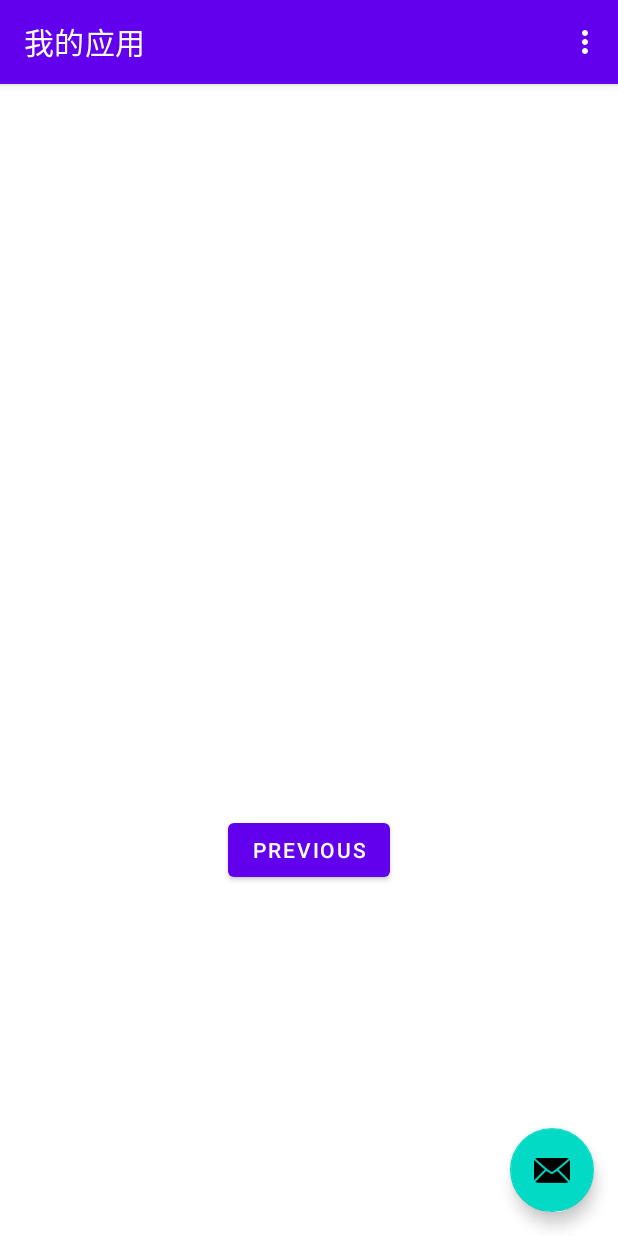
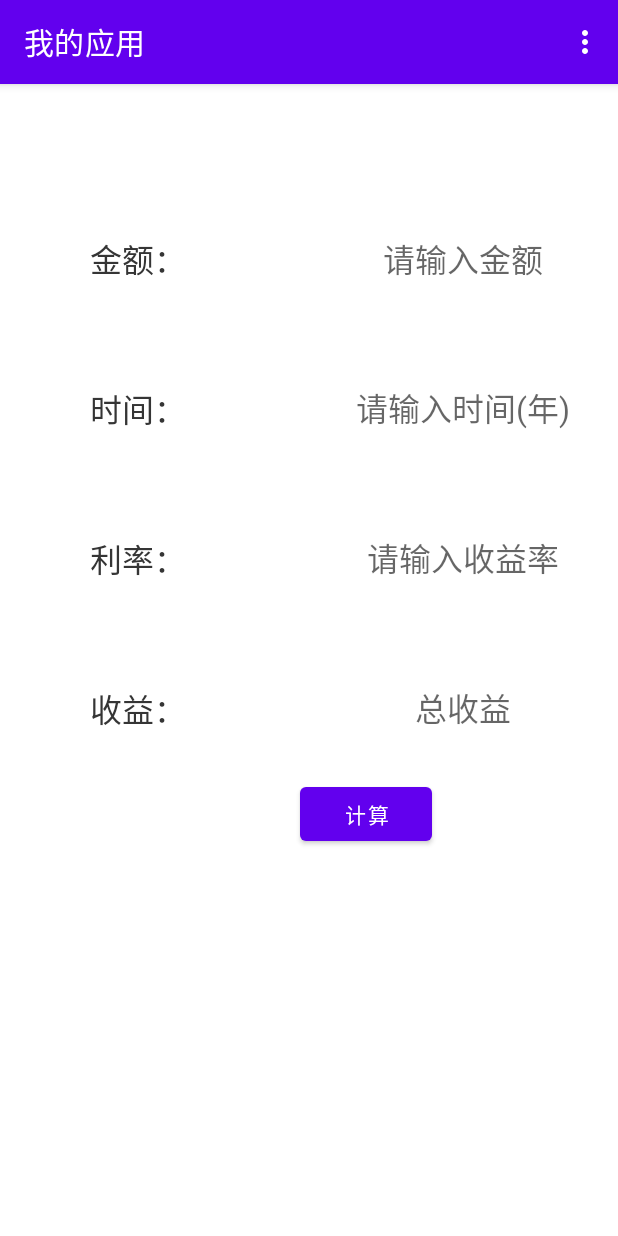
Before and after one commit to yangzheng0/MyApplication, an Android app: the SecondFragment screen opened through its navigation route, on a phone screen of 412 x 824 dp. Run offline under Robolectric (Android 15) with nearby library versions, the phone set to English and light mode, and no system bars.

Commit message:
修改样式

```diff
--- a/app/src/main/java/com/example/myapplication/MainActivity.java
+++ b/app/src/main/java/com/example/myapplication/MainActivity.java
@@ -21,15 +21,6 @@ public class MainActivity extends AppCompatActivity {
         Toolbar toolbar = findViewById(R.id.toolbar);
         setSupportActionBar(toolbar);
 
-        FloatingActionButton fab = findViewById(R.id.fab);
-        fab.setOnClickListener(new View.OnClickListener() {
-            @Override
-            public void onClick(View view) {
-                Log.v("mainActivity", "执行onClick方法");
-                Snackbar.make(view, "Replace with your own action", Snackbar.LENGTH_LONG)
-                        .setAction("Action", null).show();
-            }
-        });
     }
 
     @Override
--- a/app/src/main/java/com/example/myapplication/SecondFragment.java
+++ b/app/src/main/java/com/example/myapplication/SecondFragment.java
@@ -4,6 +4,7 @@ import android.os.Bundle;
 import android.view.LayoutInflater;
 import android.view.View;
 import android.view.ViewGroup;
+import android.widget.Toast;
 
 import androidx.annotation.NonNull;
 import androidx.fragment.app.Fragment;
@@ -26,8 +27,8 @@ public class SecondFragment extends Fragment {
         view.findViewById(R.id.button_second).setOnClickListener(new View.OnClickListener() {
             @Override
             public void onClick(View view) {
-                NavHostFragment.findNavController(SecondFragment.this)
-                        .navigate(R.id.action_SecondFragment_to_FirstFragment);
+                Toast toast=Toast.makeText(getActivity().getApplicationContext(), "执行onClick方法", Toast.LENGTH_SHORT);
+                toast.show();
             }
         });
     }
--- a/app/src/main/res/layout/activity_main.xml
+++ b/app/src/main/res/layout/activity_main.xml
@@ -22,12 +22,4 @@
 
     <include layout="@layout/content_main" />
 
-    <com.google.android.material.floatingactionbutton.FloatingActionButton
-        android:id="@+id/fab"
-        android:layout_width="wrap_content"
-        android:layout_height="wrap_content"
-        android:layout_gravity="bottom|end"
-        android:layout_margin="@dimen/fab_margin"
-        app:srcCompat="@android:drawable/ic_dialog_email" />
-
 </androidx.coordinatorlayout.widget.CoordinatorLayout>
--- a/app/src/main/res/layout/fragment_first.xml
+++ b/app/src/main/res/layout/fragment_first.xml
@@ -6,49 +6,36 @@
     android:layout_height="match_parent"
     tools:context=".FirstFragment">
 
-    <TextView
-        android:id="@+id/textview_first"
-        android:layout_width="wrap_content"
-        android:layout_height="wrap_content"
-        android:text="@string/hello_first_fragment"
-        app:layout_constraintBottom_toTopOf="@id/button_first"
-        app:layout_constraintEnd_toEndOf="parent"
-        app:layout_constraintStart_toStartOf="parent"
-        app:layout_constraintTop_toTopOf="parent" />
-
-
-
     <Button
         android:id="@+id/button_first"
         android:layout_width="wrap_content"
         android:layout_height="wrap_content"
+        android:layout_marginBottom="584dp"
         android:text="@string/next"
         app:layout_constraintBottom_toBottomOf="parent"
         app:layout_constraintEnd_toEndOf="parent"
-        app:layout_constraintStart_toStartOf="parent"
-        app:layout_constraintTop_toBottomOf="@id/textview_first" />
+        app:layout_constraintHorizontal_bias="0.885"
+        app:layout_constraintStart_toStartOf="parent" />
 
     <Button
         android:id="@+id/button_second"
         android:layout_width="wrap_content"
         android:layout_height="wrap_content"
+        android:layout_marginBottom="584dp"
         android:text="@string/next1"
         app:layout_constraintBottom_toBottomOf="parent"
         app:layout_constraintEnd_toEndOf="parent"
-        app:layout_constraintHorizontal_bias="0.504"
-        app:layout_constraintStart_toStartOf="parent"
-        app:layout_constraintTop_toBottomOf="@id/textview_first"
-        app:layout_constraintVertical_bias="0.686" />
+        app:layout_constraintHorizontal_bias="0.51"
+        app:layout_constraintStart_toStartOf="parent" />
 
     <Button
         android:id="@+id/button_third"
         android:layout_width="wrap_content"
         android:layout_height="wrap_content"
+        android:layout_marginBottom="584dp"
         android:text="@string/next1"
         app:layout_constraintBottom_toBottomOf="parent"
         app:layout_constraintEnd_toEndOf="parent"
-        app:layout_constraintHorizontal_bias="0.504"
-        app:layout_constraintStart_toStartOf="parent"
-        app:layout_constraintTop_toBottomOf="@id/textview_first"
-        app:layout_constraintVertical_bias="0.886" />
+        app:layout_constraintHorizontal_bias="0.118"
+        app:layout_constraintStart_toStartOf="parent" />
 </androidx.constraintlayout.widget.ConstraintLayout>
--- a/app/src/main/res/layout/fragment_second.xml
+++ b/app/src/main/res/layout/fragment_second.xml
@@ -7,21 +7,130 @@
     tools:context=".SecondFragment">
 
     <TextView
-        android:id="@+id/textview_second"
+        android:id="@+id/name_label"
         android:layout_width="wrap_content"
         android:layout_height="wrap_content"
-        app:layout_constraintBottom_toTopOf="@id/button_second"
-        app:layout_constraintEnd_toEndOf="parent"
-        app:layout_constraintStart_toStartOf="parent"
-        app:layout_constraintTop_toTopOf="parent" />
+        android:text="金额："
+        android:textSize="21sp"
+        android:textColor="#353535"
+        android:layout_marginTop="100dp"
+        android:layout_marginStart="60dp"
+        app:layout_constraintTop_toTopOf="parent"
+        app:layout_constraintLeft_toLeftOf="parent"
+        android:layout_marginLeft="60dp" />
+
+    <EditText
+        android:id="@+id/textView1"
+        android:layout_width="349dp"
+        android:layout_height="wrap_content"
+        android:background="@null"
+        android:gravity="center_horizontal"
+        android:hint="请输入金额"
+        android:textAlignment="center"
+        android:textSize="21sp"
+        tools:ignore="MissingConstraints"
+        android:layout_marginStart="10dp"
+        app:layout_constraintTop_toTopOf="@id/name_label"
+        app:layout_constraintBottom_toBottomOf="@id/name_label"
+        app:layout_constraintLeft_toRightOf="@id/name_label"
+        android:layout_marginLeft="10dp" />
+
+    <TextView
+        android:id="@+id/time_label"
+        android:layout_width="wrap_content"
+        android:layout_height="wrap_content"
+        android:text="时间："
+        android:textSize="21sp"
+        android:textColor="#353535"
+        android:layout_marginTop="200dp"
+        android:layout_marginStart="60dp"
+        app:layout_constraintTop_toTopOf="parent"
+        app:layout_constraintLeft_toLeftOf="parent"
+        android:layout_marginLeft="60dp" />
+
+    <EditText
+        android:id="@+id/textView2"
+        android:layout_width="349dp"
+        android:layout_height="34dp"
+        android:background="@null"
+        android:gravity="center_horizontal"
+        android:hint="请输入时间(年)"
+        android:singleLine="true"
+        android:textAlignment="center"
+        android:textSize="21sp"
+        tools:ignore="MissingConstraints"
+        app:layout_constraintTop_toTopOf="@id/time_label"
+        app:layout_constraintBottom_toBottomOf="@id/time_label"
+        app:layout_constraintLeft_toRightOf="@id/time_label"
+        android:layout_marginLeft="10dp" />
+
+
+    <TextView
+        android:id="@+id/rate_label"
+        android:layout_width="wrap_content"
+        android:layout_height="wrap_content"
+        android:text="利率："
+        android:textSize="21sp"
+        android:textColor="#353535"
+        android:layout_marginTop="300dp"
+        android:layout_marginStart="60dp"
+        app:layout_constraintTop_toTopOf="parent"
+        app:layout_constraintLeft_toLeftOf="parent"
+        android:layout_marginLeft="60dp" />
+
+    <EditText
+        android:id="@+id/textView3"
+        android:layout_width="349dp"
+        android:layout_height="34dp"
+        android:background="@null"
+        android:gravity="center_horizontal"
+        android:hint="请输入收益率"
+        android:singleLine="true"
+        android:textAlignment="center"
+        android:textSize="21sp"
+        tools:ignore="MissingConstraints"
+        app:layout_constraintTop_toTopOf="@id/rate_label"
+        app:layout_constraintBottom_toBottomOf="@id/rate_label"
+        app:layout_constraintLeft_toRightOf="@id/rate_label"
+        android:layout_marginLeft="10dp" />
+
+    <TextView
+        android:id="@+id/income_label"
+        android:layout_width="wrap_content"
+        android:layout_height="wrap_content"
+        android:text="收益："
+        android:textSize="21sp"
+        android:textColor="#353535"
+        android:layout_marginTop="400dp"
+        android:layout_marginStart="60dp"
+        app:layout_constraintTop_toTopOf="parent"
+        app:layout_constraintLeft_toLeftOf="parent"
+        android:layout_marginLeft="60dp" />
+
+    <TextView
+        android:id="@+id/textView4"
+        android:layout_width="349dp"
+        android:layout_height="34dp"
+        android:background="@null"
+        android:gravity="center_horizontal"
+        android:hint="总收益"
+        android:singleLine="true"
+        android:textAlignment="center"
+        android:textSize="21sp"
+        tools:ignore="MissingConstraints"
+        app:layout_constraintTop_toTopOf="@id/income_label"
+        app:layout_constraintBottom_toBottomOf="@id/income_label"
+        app:layout_constraintLeft_toRightOf="@id/income_label"
+        android:layout_marginLeft="10dp" />
 
     <Button
         android:id="@+id/button_second"
         android:layout_width="wrap_content"
         android:layout_height="wrap_content"
-        android:text="@string/previous"
-        app:layout_constraintBottom_toBottomOf="parent"
-        app:layout_constraintEnd_toEndOf="parent"
-        app:layout_constraintStart_toStartOf="parent"
-        app:layout_constraintTop_toBottomOf="@id/textview_second" />
+        android:text="计算"
+        android:layout_marginTop="30dp"
+        android:layout_marginStart="200dp"
+        app:layout_constraintLeft_toLeftOf="parent"
+        app:layout_constraintTop_toBottomOf="@id/income_label"
+        android:layout_marginLeft="110dp" />
 </androidx.constraintlayout.widget.ConstraintLayout>
--- a/app/src/main/res/values/strings.xml
+++ b/app/src/main/res/values/strings.xml
@@ -5,9 +5,9 @@
     <!-- Strings used for fragments for navigation -->
     <string name="first_fragment_label">First Fragment</string>
     <string name="second_fragment_label">Second Fragment</string>
-    <string name="next">Next1</string>
+    <string name="next">利率计算器</string>
     <string name="next1">Next11</string>
-    <string name="previous">Previous</string>
+    <string name="previous">计算</string>
 
     <string name="hello_first_fragment">Hello first fragment</string>
     <string name="hello_second_fragment">Hello second fragment. Arg: %1$s</string>
```
